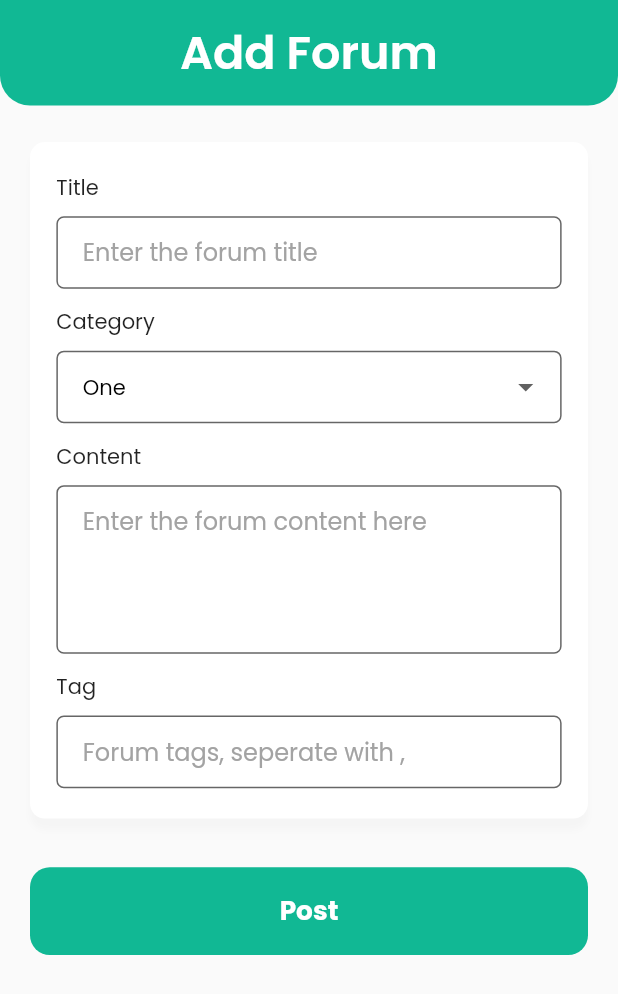
After one commit to indrakurniawan902/cryptopedia, a Flutter app: the AddPost screen opened by its route, on a phone screen of 412 x 824 dp. The commit adds this screen. Shown: the top 994 px of the screen. Run offline on Flutter 3.47's test engine with Material 2 defaults, Android fonts, the phone set to English and light mode, and no system bars; our stand-ins replace awesome_snackbar_content, firebase_auth, firebase_core, flutter_screenutil, google_sign_in; missing offline and left inert: dart:ffi; accounts and stored records are empty; network calls fail.

Commit message:
feat: initiate add post page

```diff
--- a/lib/main.dart
+++ b/lib/main.dart
@@ -1,5 +1,6 @@
 import 'package:cryptopedia/provider/auth_provider.dart';
 import 'package:cryptopedia/provider/on_boarding_provider.dart';
+import 'package:cryptopedia/screen/add_post/add_post.dart';
 import 'package:cryptopedia/screen/homepage.dart';
 import 'package:cryptopedia/screen/registration/registration_success.dart';
 import 'package:cryptopedia/screen/auth_wrapper.dart';
@@ -42,8 +43,10 @@ class MyApp extends StatelessWidget {
             '/': (context) => const AuthWrapper(),
             '/register-success': (context) => const RegistrationSuccess(),
             '/home': (context) => const Homepage(),
+            '/add-post': (context) => const AddPost(),
           },
           initialRoute: '/',
+          // initialRoute: '/add-post',
         ),
       ),
     );
--- /dev/null
+++ b/lib/screen/add_post/add_post.dart
@@ -0,0 +1,232 @@
+import 'dart:convert';
+
+import 'package:cryptopedia/screen/components/form_field_component.dart';
+import 'package:cryptopedia/utils/constant/app_colors.dart';
+import 'package:cryptopedia/utils/constant/crypto_category.dart';
+import 'package:firebase_auth/firebase_auth.dart';
+import 'package:flutter/material.dart';
+import 'package:flutter_screenutil/flutter_screenutil.dart';
+import 'package:http/http.dart' as http;
+import 'package:provider/provider.dart';
+import '../../provider/auth_provider.dart';
+import '../../utils/constant/api_constant.dart';
+import '../../utils/constant/app_shadow.dart';
+import '../../utils/constant/app_text_style.dart';
+import '../components/button_component.dart';
+
+class AddPost extends StatefulWidget {
+  const AddPost({Key? key}) : super(key: key);
+
+  @override
+  State<AddPost> createState() => _AddPostState();
+}
+
+class _AddPostState extends State<AddPost> {
+  String category = cryptoCategory.first;
+
+  @override
+  Widget build(BuildContext context) {
+    final formKey = GlobalKey<FormState>();
+    TextEditingController titleC = TextEditingController();
+    TextEditingController categoryC = TextEditingController();
+    TextEditingController contentC = TextEditingController();
+    TextEditingController tagC = TextEditingController();
+    AuthProvider auth = Provider.of<AuthProvider>(context);
+    User? user = auth.getUser();
+
+    Future<void> _postForum(
+        BuildContext context, VoidCallback onSuccess) async {
+      try {
+        var res = await http.post(
+          Uri.parse("${ApiConstants.baseUrl}${ApiConstants.addPost}"),
+          body: {
+            'email': user?.email,
+            'title': titleC.text,
+            'category': category,
+            'tags': tagC.text,
+          },
+        );
+        if (res.statusCode == 200) {
+          var dataResponse = jsonDecode(res.body);
+          print(dataResponse);
+          if (dataResponse != null) {
+            onSuccess.call();
+          }
+        }
+      } catch (e) {
+        print(e);
+      }
+    }
+
+    return Scaffold(
+      body: SafeArea(
+        child: SingleChildScrollView(
+          child: Container(
+            child: Form(
+              key: formKey,
+              child: Column(
+                children: [
+                  Container(
+                    padding:
+                        EdgeInsets.symmetric(horizontal: 20.w, vertical: 12.h),
+                    width: double.infinity,
+                    decoration: BoxDecoration(
+                      shape: BoxShape.rectangle,
+                      color: AppColors.primaryBrand,
+                      borderRadius: BorderRadius.only(
+                        bottomLeft: Radius.circular(20),
+                        bottomRight: Radius.circular(20),
+                      ),
+                    ),
+                    child: Text(
+                      "Add Forum",
+                      textAlign: TextAlign.center,
+                      style: headerStyleWhite,
+                    ),
+                  ),
+                  Padding(
+                    padding: const EdgeInsets.symmetric(horizontal: 20),
+                    child: Column(
+                      mainAxisAlignment: MainAxisAlignment.center,
+                      children: [
+                        SizedBox(height: 24.h),
+                        Column(
+                          children: [
+                            Container(
+                              padding: EdgeInsets.symmetric(
+                                  horizontal: 16.w, vertical: 20.h),
+                              decoration: BoxDecoration(
+                                  color: Colors.white,
+                                  borderRadius: BorderRadius.circular(10),
+                                  boxShadow: const <BoxShadow>[
+                                    AppShadow.shadow1,
+                                  ]),
+                              child: Column(
+                                children: [
+                                  FormFieldComponent(
+                                    name: "Title",
+                                    placeholder: "Enter the forum title",
+                                    validation: () {},
+                                    controller: titleC,
+                                    isDisable: false,
+                                    height: 1,
+                                  ),
+                                  SizedBox(
+                                    height: 12.h,
+                                  ),
+                                  Column(
+                                    crossAxisAlignment:
+                                        CrossAxisAlignment.start,
+                                    children: [
+                                      Text(
+                                        "Category",
+                                        textAlign: TextAlign.left,
+                                      ),
+                                      SizedBox(
+                                        height: 8.h,
+                                      ),
+                                      DropdownButtonFormField(
+                                        value: category,
+                                        style: TextStyle(
+                                          color: AppColors.darkColor,
+                                          fontFamily: "Poppins",
+                                        ),
+                                        decoration: InputDecoration(
+                                          errorStyle: TextStyle(
+                                            fontSize: 14.sp,
+                                          ),
+                                          prefix: Padding(
+                                              padding:
+                                                  EdgeInsets.only(left: 16.w)),
+                                          contentPadding: EdgeInsets.symmetric(
+                                              vertical: 12.h),
+                                          fillColor: const Color(0xffFFFFFF),
+                                          filled: true,
+                                          hintText:
+                                              "Select your forum category",
+                                          focusedBorder:
+                                              const OutlineInputBorder(
+                                            borderSide: BorderSide(
+                                                color: AppColors.primaryBrand,
+                                                width: 1.0),
+                                          ),
+                                          hintStyle:
+                                              TextStyle(color: AppColors.gray4),
+                                          border: OutlineInputBorder(
+                                            borderRadius:
+                                                BorderRadius.circular(5.0),
+                                          ),
+                                        ),
+                                        items: cryptoCategory
+                                            .map<DropdownMenuItem<String>>(
+                                                (String value) {
+                                          return DropdownMenuItem<String>(
+                                            value: value,
+                                            child: Text(value),
+                                          );
+                                        }).toList(),
+                                        onChanged: (String? value) {
+                                          // This is called when the user selects an item.
+                                          setState(() {
+                                            category = value!;
+                                          });
+                                        },
+                                      ),
+                                    ],
+                                  ),
+                                  SizedBox(
+                                    height: 12.h,
+                                  ),
+                                  FormFieldComponent(
+                                    name: "Content",
+                                    placeholder: "Enter the forum content here",
+                                    validation: () {},
+                                    controller: contentC,
+                                    isDisable: false,
+                                    height: 4,
+                                  ),
+                                  SizedBox(
+                                    height: 12.h,
+                                  ),
+                                  FormFieldComponent(
+                                    name: "Tag",
+                                    placeholder: "Forum tags, seperate with ,",
+                                    validation: () {},
+                                    controller: tagC,
+                                    isDisable: false,
+                                    height: 1,
+                                  ),
+                                ],
+                              ),
+                            ),
+                            SizedBox(
+                              height: 32.h,
+                            ),
+                            SizedBox(
+                              width: double.infinity,
+                              child: ButtonComponent(
+                                  text: "Post",
+                                  onClickFunction: () {
+                                    if (formKey.currentState!.validate()) {
+                                      _postForum(context, () {
+                                        // Navigator.popAndPushNamed(
+                                        //     context, "/register-success");
+                                      });
+                                    }
+                                  },
+                                  isDisable: false),
+                            ),
+                          ],
+                        )
+                      ],
+                    ),
+                  ),
+                ],
+              ),
+            ),
+          ),
+        ),
+      ),
+    );
+  }
+}
--- a/lib/screen/auth_wrapper.dart
+++ b/lib/screen/auth_wrapper.dart
@@ -2,6 +2,7 @@ import 'dart:async';
 import 'dart:convert';
 
 import 'package:cryptopedia/provider/auth_provider.dart';
+import 'package:cryptopedia/screen/add_post/add_post.dart';
 import 'package:cryptopedia/screen/homepage.dart';
 import 'package:cryptopedia/screen/on_boarding/on_boarding.dart';
 import 'package:cryptopedia/screen/registration/registration.dart';
@@ -62,7 +63,7 @@ class _AuthWrapperState extends State<AuthWrapper> {
                       );
                     } else {
                       if (snapshot.hasData && snapshot.data!) {
-                        return const Homepage();
+                        return const AddPost();
                       } else {
                         return Registration(
                           userEmail: snapshotStream.data!.email,
--- a/lib/screen/components/form_field_component.dart
+++ b/lib/screen/components/form_field_component.dart
@@ -1,3 +1,5 @@
+import 'dart:ffi';
+
 import 'package:flutter/material.dart';
 import 'package:flutter_screenutil/flutter_screenutil.dart';
 
@@ -11,7 +13,8 @@ class FormFieldComponent extends StatelessWidget {
       required this.validation,
       required this.controller,
       required this.isDisable,
-      this.initialValue})
+      this.initialValue,
+      this.height})
       : super(key: key);
 
   final String name;
@@ -20,6 +23,7 @@ class FormFieldComponent extends StatelessWidget {
   final bool isDisable;
   final TextEditingController controller;
   final String? initialValue;
+  final int? height;
 
   @override
   Widget build(BuildContext context) {
@@ -31,6 +35,7 @@ class FormFieldComponent extends StatelessWidget {
           height: 8.h,
         ),
         TextFormField(
+          maxLines: height,
           style: TextStyle(
             color: isDisable ? AppColors.gray3 : AppColors.darkColor,
             fontFamily: "Poppins",
--- a/lib/utils/constant/api_constant.dart
+++ b/lib/utils/constant/api_constant.dart
@@ -3,4 +3,5 @@ class ApiConstants {
   static String postEndpoint = '/post';
   static String checkRegister = '/isRegistered';
   static String register = '/registerUser';
+  static String addPost = '/addPost';
 }
--- a/lib/utils/constant/app_text_style.dart
+++ b/lib/utils/constant/app_text_style.dart
@@ -11,6 +11,12 @@ TextStyle headerStyleGreen = TextStyle(
     fontWeight: FontWeight.w600,
     color: AppColors.primaryBrand);
 
+TextStyle headerStyleWhite = TextStyle(
+    fontSize: 28.sp,
+    fontFamily: 'Poppins',
+    fontWeight: FontWeight.w600,
+    color: AppColors.lightColor);
+
 TextStyle appHeaderText = TextStyle(
     fontSize: 32.sp,
     fontFamily: 'Poppins',
--- /dev/null
+++ b/lib/utils/constant/crypto_category.dart
@@ -0,0 +1 @@
+const List<String> cryptoCategory = <String>['One', 'Two', 'Three', 'Four'];
```
